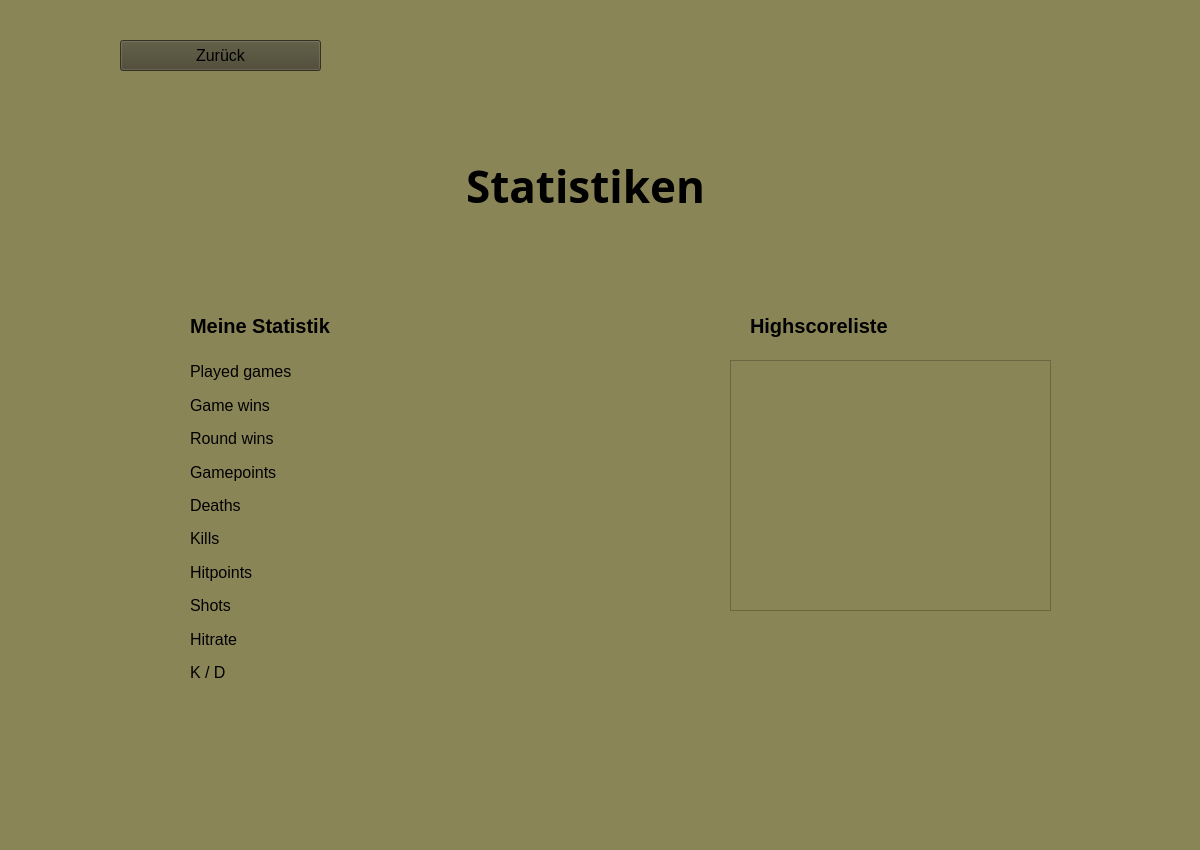
First picture: the form in client_python/gui_prototype/StatisticView.ui, repository DeRocketman/paf-group-f_eTanks, before the edit.
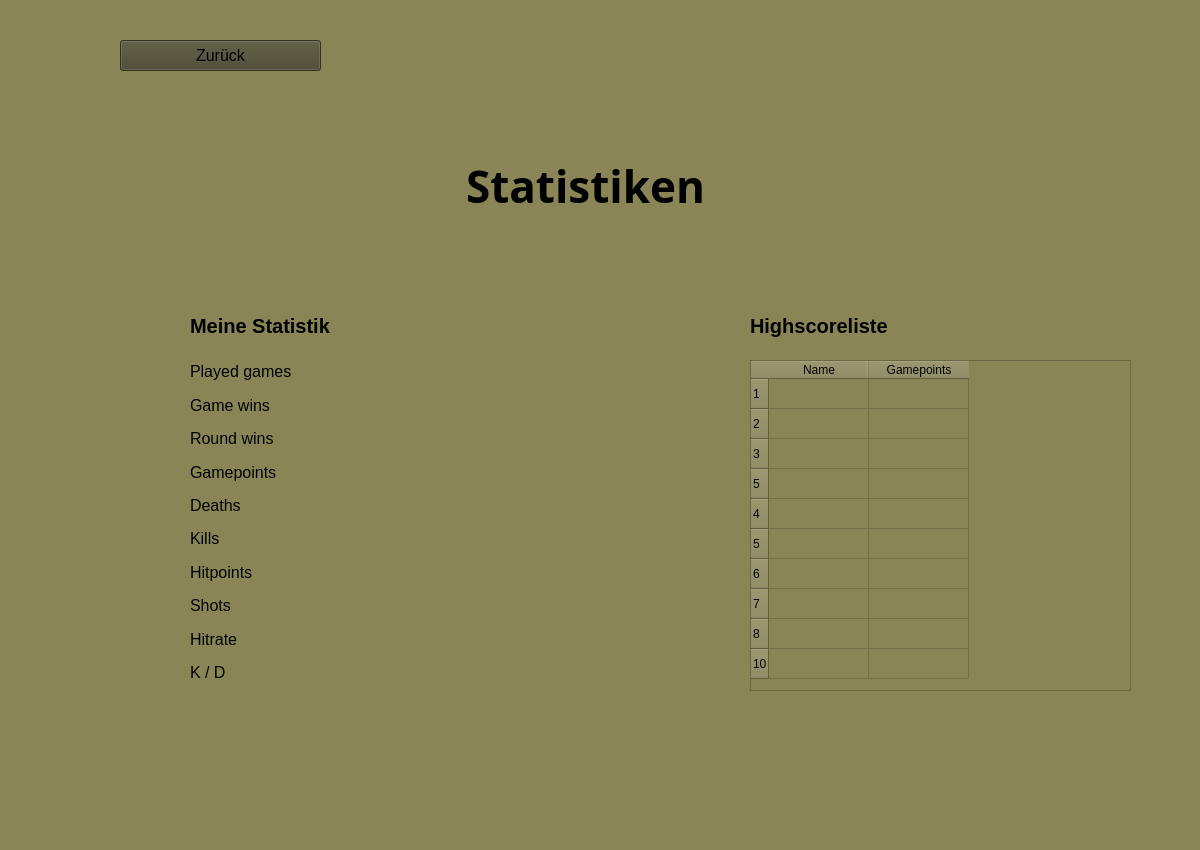
Second picture: the form after the edit.

Diff of the .ui file:
```diff
--- a/client_python/gui_prototype/StatisticView.ui
+++ b/client_python/gui_prototype/StatisticView.ui
@@ -369,21 +369,6 @@
     <string>Meine Statistik</string>
    </property>
   </widget>
-  <widget class="QTableView" name="tableView">
-   <property name="geometry">
-    <rect>
-     <x>730</x>
-     <y>360</y>
-     <width>321</width>
-     <height>251</height>
-    </rect>
-   </property>
-   <property name="font">
-    <font>
-     <pointsize>12</pointsize>
-    </font>
-   </property>
-  </widget>
   <widget class="QLabel" name="label_3">
    <property name="geometry">
     <rect>
@@ -404,6 +389,88 @@
     <string>Highscoreliste</string>
    </property>
   </widget>
+  <widget class="QTableWidget" name="tableWidget">
+   <property name="geometry">
+    <rect>
+     <x>750</x>
+     <y>360</y>
+     <width>381</width>
+     <height>331</height>
+    </rect>
+   </property>
+   <property name="autoFillBackground">
+    <bool>false</bool>
+   </property>
+   <property name="styleSheet">
+    <string notr="true"/>
+   </property>
+   <property name="rowCount">
+    <number>10</number>
+   </property>
+   <property name="columnCount">
+    <number>2</number>
+   </property>
+   <row>
+    <property name="text">
+     <string>1</string>
+    </property>
+   </row>
+   <row>
+    <property name="text">
+     <string>2</string>
+    </property>
+   </row>
+   <row>
+    <property name="text">
+     <string>3</string>
+    </property>
+   </row>
+   <row>
+    <property name="text">
+     <string>5</string>
+    </property>
+   </row>
+   <row>
+    <property name="text">
+     <string>4</string>
+    </property>
+   </row>
+   <row>
+    <property name="text">
+     <string>5</string>
+    </property>
+   </row>
+   <row>
+    <property name="text">
+     <string>6</string>
+    </property>
+   </row>
+   <row>
+    <property name="text">
+     <string>7</string>
+    </property>
+   </row>
+   <row>
+    <property name="text">
+     <string>8</string>
+    </property>
+   </row>
+   <row>
+    <property name="text">
+     <string>10</string>
+    </property>
+   </row>
+   <column>
+    <property name="text">
+     <string>Name</string>
+    </property>
+   </column>
+   <column>
+    <property name="text">
+     <string>Gamepoints</string>
+    </property>
+   </column>
+  </widget>
  </widget>
  <resources>
   <include location="../src/resources/images/ressourcesETanks.qrc"/>
```
Left out of the diff: 2 changed lines with no effect on the pictures.
